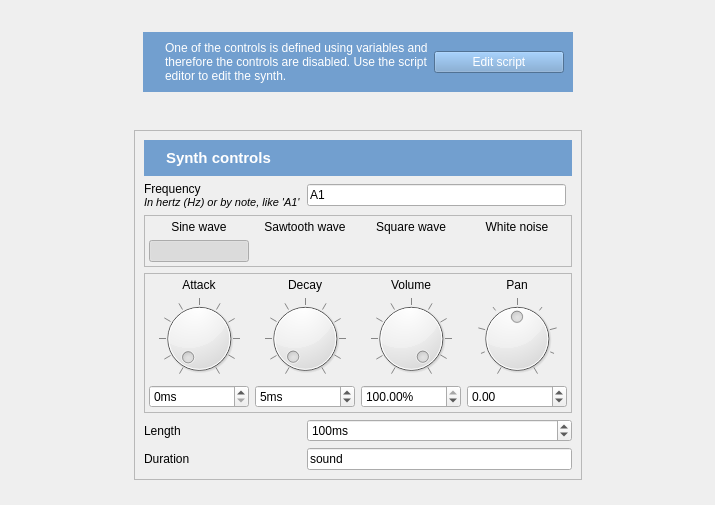
Qt form resources/synth_widget.ui (open-cogsci/OpenSesame) before a commit.
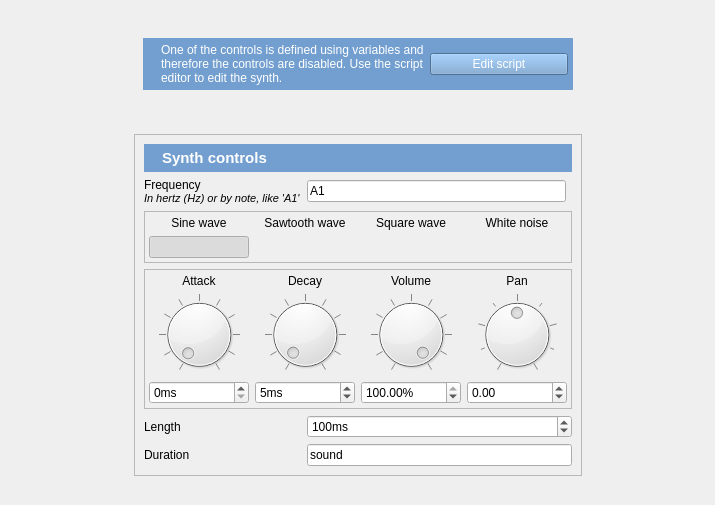
The same form after that commit. Icons and pictures are not drawn.

```diff
--- a/resources/synth_widget.ui
+++ b/resources/synth_widget.ui
@@ -322,6 +322,9 @@
 color: rgb(255, 255, 255);</string>
         </property>
         <layout class="QHBoxLayout" name="horizontalLayout">
+         <property name="margin">
+          <number>5</number>
+         </property>
          <item>
           <widget class="QLabel" name="label_3">
            <property name="sizePolicy">
@@ -555,6 +558,9 @@
 color: rgb(255, 255, 255);</string>
         </property>
         <layout class="QHBoxLayout" name="horizontalLayout_2">
+         <property name="margin">
+          <number>5</number>
+         </property>
          <item>
           <widget class="QLabel" name="label_5">
            <property name="sizePolicy">
```
